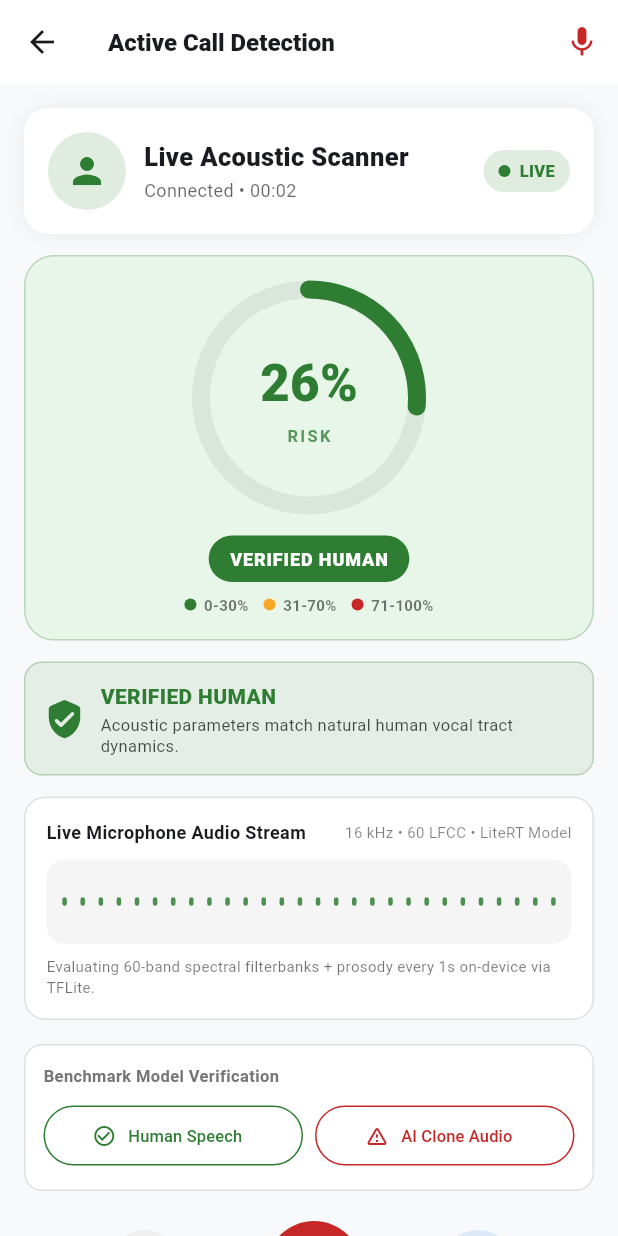
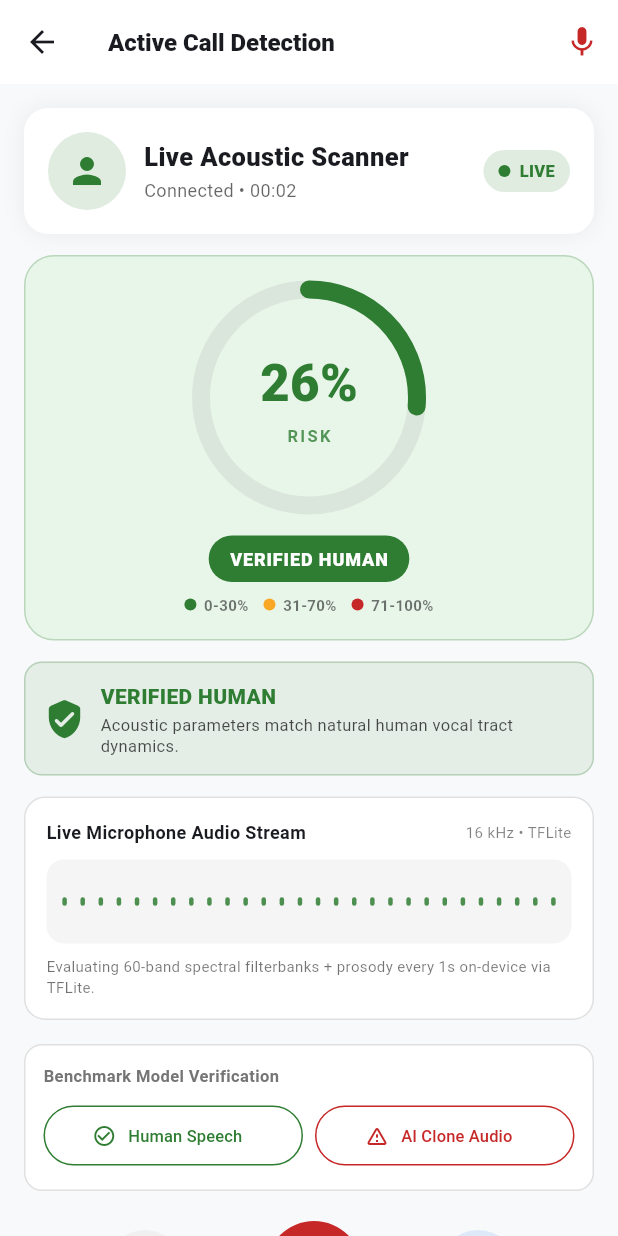
Before and after one commit to VexBane777/Smart_India_Hackathon, a Flutter app: the CallScreen screen opened directly, after a tap on "Human Speech", on a phone screen of 412 x 824 dp. Run offline on Flutter 3.47's test engine with Material 3 defaults, Android fonts, the phone set to English and light mode, and no system bars; drawn by our look-alikes of percent_indicator; our stand-ins replace flutter_local_notifications, permission_handler, shared_preferences; missing offline and left inert: tflite_flutter; accounts and stored records are empty.

Commit message:
fix(ui): prevent text overflow on active call waveform header

```diff
--- a/voice_guard/lib/screens/call_screen.dart
+++ b/voice_guard/lib/screens/call_screen.dart
@@ -258,10 +258,9 @@ class _CallScreenState extends State<CallScreen> {
           padding: const EdgeInsets.all(14),
           decoration: BoxDecoration(color: Colors.white, borderRadius: BorderRadius.circular(14), border: Border.all(color: Colors.black12)),
           child: Column(crossAxisAlignment: CrossAxisAlignment.start, children: [
-            Row(children: [
+            Row(mainAxisAlignment: MainAxisAlignment.spaceBetween, children: [
               const Text('Live Microphone Audio Stream', style: TextStyle(fontSize: 12, fontWeight: FontWeight.w700)),
-              const Spacer(),
-              Text('16 kHz • 60 LFCC • LiteRT Model', style: TextStyle(fontSize: 10, color: Colors.black.withValues(alpha: 0.5))),
+              Text('16 kHz • TFLite', style: TextStyle(fontSize: 10, color: Colors.black.withValues(alpha: 0.5))),
             ]),
             const SizedBox(height: 10),
             WaveformVisualizer(samples: _liveWaveform, color: color),
```
